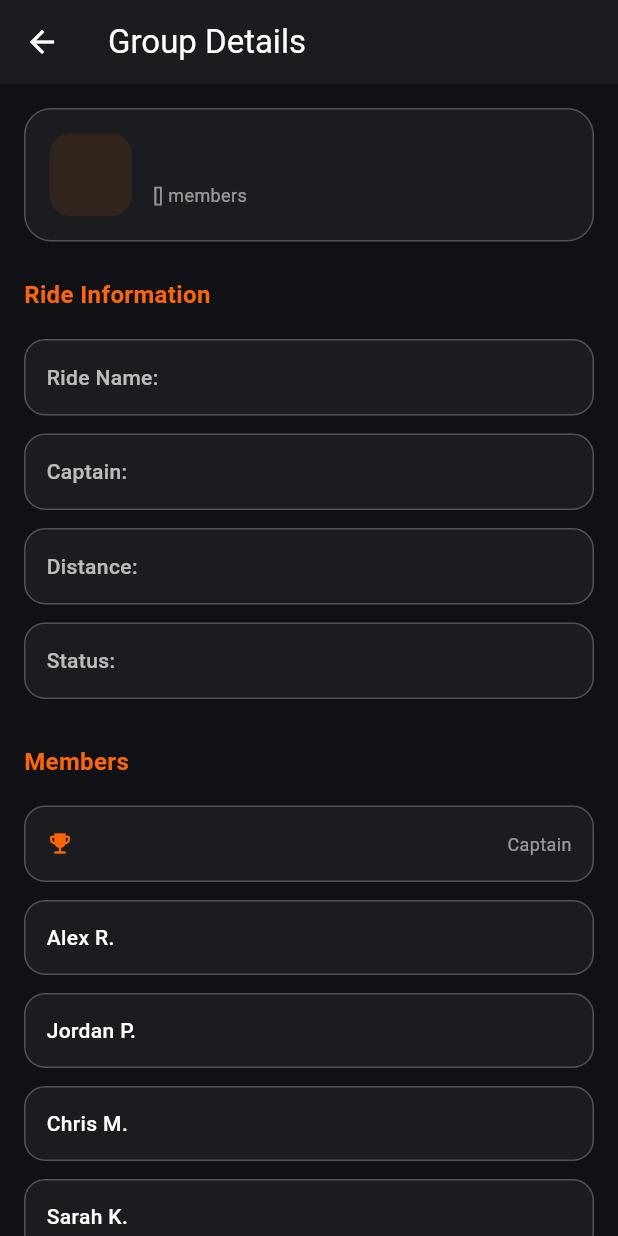
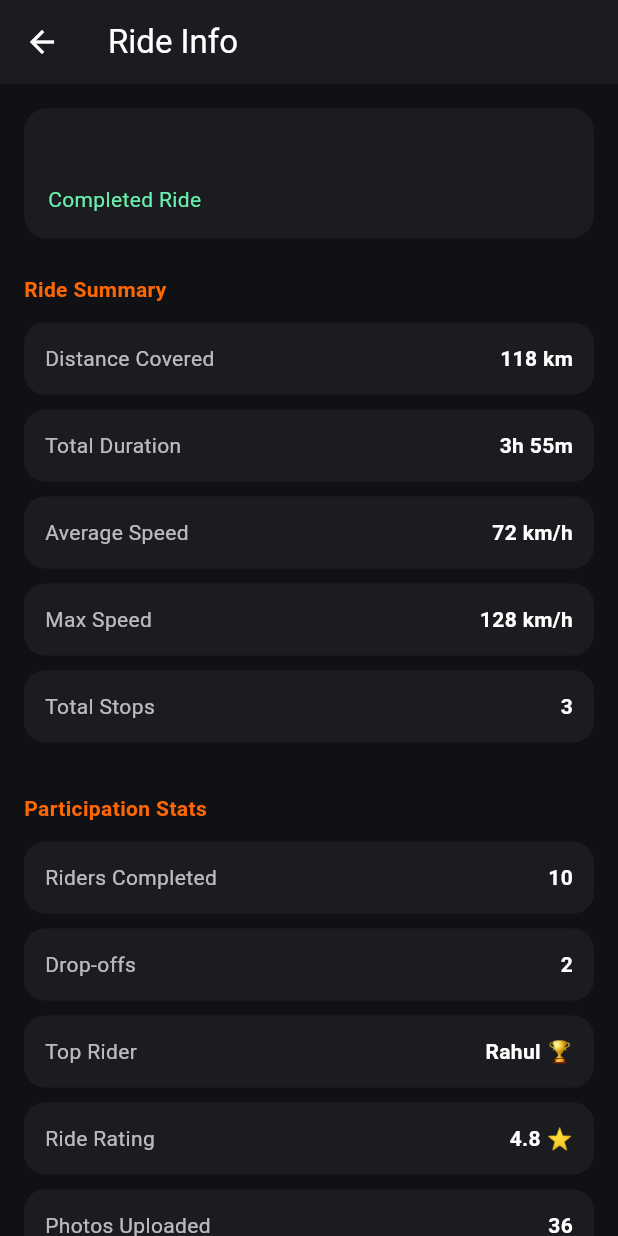
Before and after one commit to Rookie0208/throttle, a Flutter app: the GroupChatScreen screen opened directly with empty values, after a tap on the "info outline" icon, on a phone screen of 412 x 824 dp. Run offline on Flutter 3.47's test engine with Material 3 defaults, Android fonts, the phone set to English and light mode, and no system bars; our stand-ins replace geocoding, google_maps_flutter, shared_preferences; accounts and stored records are empty.

```diff
--- a/throttle-frontend/throttle_ui/lib/screens/group_chat_screen.dart
+++ b/throttle-frontend/throttle_ui/lib/screens/group_chat_screen.dart
@@ -86,7 +86,7 @@ class _GroupChatScreenState extends State<GroupChatScreen> {
   Navigator.push(
     context,
     MaterialPageRoute(
-      builder: (_) => GroupInfoScreen(group: widget.group),
+      builder: (_) => RideInfoScreen(rideGroup: widget.group),
     ),
   );
 }
--- a/throttle-frontend/throttle_ui/lib/screens/group_info_sheet.dart
+++ b/throttle-frontend/throttle_ui/lib/screens/group_info_sheet.dart
@@ -1,87 +1,51 @@
 import 'package:flutter/material.dart';
 
-class GroupInfoScreen extends StatelessWidget {
-  final Map<String, dynamic> group;
+class RideInfoScreen extends StatelessWidget {
+  final Map<String, dynamic> rideGroup;
 
-  const GroupInfoScreen({super.key, required this.group});
+  const RideInfoScreen({super.key, required this.rideGroup});
 
   @override
   Widget build(BuildContext context) {
-    final String captain = group["createdBy"];
-
-    // If you later pass real members list, use:
-    // final List<String> members = List<String>.from(group["membersList"]);
-
-    // Temporary demo members (safe fallback)
-    final List<String> members = [
-      captain,
-      "Alex R.",
-      "Jordan P.",
-      "Chris M.",
-      "Sarah K.",
-    ];
+    final bool isActive = rideGroup["status"] == "active";
 
     return Scaffold(
       backgroundColor: const Color(0xff0f1114),
       appBar: AppBar(
         backgroundColor: const Color(0xff1a1c20),
-        title: const Text("Group Details"),
+        title: const Text("Ride Info"),
       ),
-      body: SingleChildScrollView(
+      body: ListView(
         padding: const EdgeInsets.all(16),
-        child: Column(
-          crossAxisAlignment: CrossAxisAlignment.start,
         children: [
 
-            /// ===== Hero Card =====
+          // ========================
+          // HERO SECTION
+          // ========================
           Container(
             padding: const EdgeInsets.all(16),
             decoration: BoxDecoration(
               color: const Color(0xff1a1c20),
-                borderRadius: BorderRadius.circular(18),
-                border: Border.all(color: Colors.white24),
+              borderRadius: BorderRadius.circular(16),
             ),
-              child: Row(
-                children: [
-                  Container(
-                    height: 55,
-                    width: 55,
-                    alignment: Alignment.center,
-                    decoration: BoxDecoration(
-                      color: const Color(0xfffe6603).withOpacity(0.1),
-                      borderRadius: BorderRadius.circular(14),
-                    ),
-                    child: Text(
-                      group["avatar"] ?? "",
-                      style: const TextStyle(
-                        color: Color(0xfffe6603),
-                        fontWeight: FontWeight.bold,
-                        fontSize: 18,
-                      ),
-                    ),
-                  ),
-                  const SizedBox(width: 14),
-                  Expanded(
             child: Column(
               crossAxisAlignment: CrossAxisAlignment.start,
               children: [
                 Text(
-                          group["name"] ?? "",
+                  rideGroup["name"],
                   style: const TextStyle(
                     color: Colors.white,
-                            fontSize: 16,
+                    fontSize: 20,
                     fontWeight: FontWeight.bold,
                   ),
                 ),
-                        const SizedBox(height: 4),
+                const SizedBox(height: 6),
                 Text(
-                          "${group["members"]} members",
-                          style: const TextStyle(
-                            color: Colors.white54,
-                            fontSize: 12,
-                          ),
-                        ),
-                      ],
+                  isActive ? "Upcoming Ride" : "Completed Ride",
+                  style: TextStyle(
+                    color: isActive
+                        ? const Color(0xfffe6603)
+                        : Colors.greenAccent,
                   ),
                 ),
               ],
@@ -90,106 +54,94 @@ class GroupInfoScreen extends StatelessWidget {
 
           const SizedBox(height: 24),
 
-            /// ===== Basic Info =====
-            const Text(
-              "Ride Information",
+          // ========================
+          // UPCOMING RIDE METRICS
+          // ========================
+          if (isActive) ...[
+            const Text("Ride Plan",
                 style: TextStyle(
                     color: Color(0xfffe6603),
-                fontSize: 16,
-                fontWeight: FontWeight.bold,
-              ),
-            ),
+                    fontWeight: FontWeight.bold)),
+
             const SizedBox(height: 12),
 
-            _infoTile("Ride Name", group["name"]),
-            _infoTile("Captain", captain),
-            _infoTile("Distance", group["distance"]),
-            _infoTile("Status", group["status"]),
+            _metricTile("Distance (Planned)", "120 km"),
+            _metricTile("Estimated Duration", "3h 40m"),
+            _metricTile("Difficulty", "Moderate"),
+            _metricTile("Start Location", "Shell Petrol Pump"),
+            _metricTile("Terrain", "Highway + Hills"),
+            _metricTile("Weather Forecast", "22°C Clear"),
 
             const SizedBox(height: 24),
 
-            /// ===== Members Section =====
-            const Text(
-              "Members",
+            const Text("Participation",
                 style: TextStyle(
                     color: Color(0xfffe6603),
-                fontSize: 16,
-                fontWeight: FontWeight.bold,
-              ),
-            ),
+                    fontWeight: FontWeight.bold)),
+
             const SizedBox(height: 12),
 
-            ...members.map((member) {
-              final bool isCaptain = member == captain;
+            _metricTile("Riders Joined", "12"),
+            _metricTile("Spots Remaining", "3"),
+            _metricTile("Captain", "Vishal 👑"),
+            _metricTile("Fuel Stops Planned", "2"),
+            _metricTile("Route Shared", "Yes"),
+          ],
 
+          // ========================
+          // COMPLETED RIDE METRICS
+          // ========================
+          if (!isActive) ...[
+            const Text("Ride Summary",
+                style: TextStyle(
+                    color: Color(0xfffe6603),
+                    fontWeight: FontWeight.bold)),
+
+            const SizedBox(height: 12),
+
+            _metricTile("Distance Covered", "118 km"),
+            _metricTile("Total Duration", "3h 55m"),
+            _metricTile("Average Speed", "72 km/h"),
+            _metricTile("Max Speed", "128 km/h"),
+            _metricTile("Total Stops", "3"),
+
+            const SizedBox(height: 24),
+
+            const Text("Participation Stats",
+                style: TextStyle(
+                    color: Color(0xfffe6603),
+                    fontWeight: FontWeight.bold)),
+
+            const SizedBox(height: 12),
+
+            _metricTile("Riders Completed", "10"),
+            _metricTile("Drop-offs", "2"),
+            _metricTile("Top Rider", "Rahul 🏆"),
+            _metricTile("Ride Rating", "4.8 ⭐"),
+            _metricTile("Photos Uploaded", "36"),
+          ],
+        ],
+      ),
+    );
+  }
+
+  Widget _metricTile(String title, String value) {
     return Container(
-                margin: const EdgeInsets.symmetric(vertical: 6),
+      margin: const EdgeInsets.only(bottom: 10),
       padding: const EdgeInsets.all(14),
       decoration: BoxDecoration(
         color: const Color(0xff1a1c20),
         borderRadius: BorderRadius.circular(14),
-                  border: Border.all(color: Colors.white24),
       ),
       child: Row(
+        mainAxisAlignment: MainAxisAlignment.spaceBetween,
         children: [
-                    if (isCaptain)
-                      const Padding(
-                        padding: EdgeInsets.only(right: 8),
-                        child: Icon(
-                          Icons.emoji_events, // crown style
-                          color: Color(0xfffe6603),
-                          size: 18,
-                        ),
-                      ),
-                    Expanded(
-                      child: Text(
-                        member,
+          Text(title, style: const TextStyle(color: Colors.white70)),
+          Text(
+            value,
             style: const TextStyle(
               color: Colors.white,
-                          fontWeight: FontWeight.w500,
-                        ),
-                      ),
-                    ),
-                    if (isCaptain)
-                      const Text(
-                        "Captain",
-                        style: TextStyle(
-                          color: Colors.white54,
-                          fontSize: 12,
-                        ),
-                      ),
-                  ],
-                ),
-              );
-            }).toList(),
-          ],
-        ),
-      ),
-    );
-  }
-
-  Widget _infoTile(String title, String value) {
-    return Container(
-      margin: const EdgeInsets.symmetric(vertical: 6),
-      padding: const EdgeInsets.all(14),
-      decoration: BoxDecoration(
-        color: const Color(0xff1a1c20),
-        borderRadius: BorderRadius.circular(14),
-        border: Border.all(color: Colors.white24),
-      ),
-      child: Row(
-        children: [
-          Text(
-            "$title: ",
-            style: const TextStyle(
-              color: Colors.white70,
-              fontWeight: FontWeight.w500,
-            ),
-          ),
-          Expanded(
-            child: Text(
-              value,
-              style: const TextStyle(color: Colors.white),
+              fontWeight: FontWeight.bold,
             ),
           ),
         ],
--- a/throttle-frontend/throttle_ui/lib/screens/main_screen.dart
+++ b/throttle-frontend/throttle_ui/lib/screens/main_screen.dart
@@ -1,4 +1,5 @@
 import 'package:flutter/material.dart';
+import 'package:throttle_ui/screens/clubs_screen.dart';
 import 'package:throttle_ui/screens/group-screen.dart';
 import 'package:throttle_ui/screens/plan_ride_screen.dart';
 import 'package:throttle_ui/screens/profile_screen.dart';
@@ -18,8 +19,8 @@ class _MainScreenState extends State<MainScreen> {
 
   final List<Widget> _screens = [
     const DashboardScreen(),          // 0 - Dashboard
-    const PlaceholderScreen(label: "Clubs"), // 2 - Clubs (new)
     const GroupsScreen(),             // 1 - Rides (renamed)
+    const ClubsScreen(), // 2 - Clubs (new)
     const PlaceholderScreen(label: "Stats"), // 3 - Stats
     const ProfileScreen(),            // 4 - Profile
   ];
```
Also changed, not shown: throttle-frontend/throttle_ui/lib/screens/club_chat_screen.dart (added, +145 -0 lines), throttle-frontend/throttle_ui/lib/screens/club_info_screen.dart (added, +248 -0 lines), throttle-frontend/throttle_ui/lib/screens/clubs_screen.dart (+9 -5 lines). Lines whose indentation alone changed are shown as unchanged.
